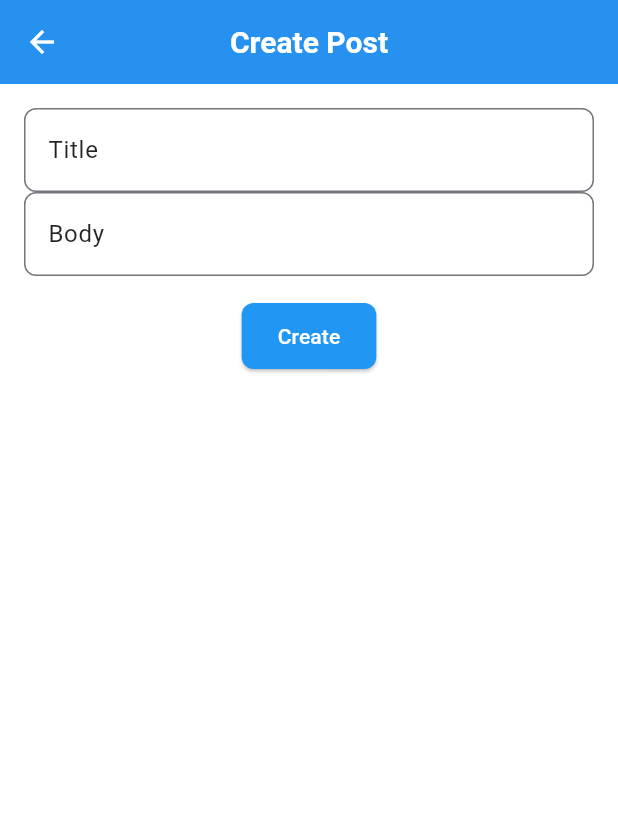
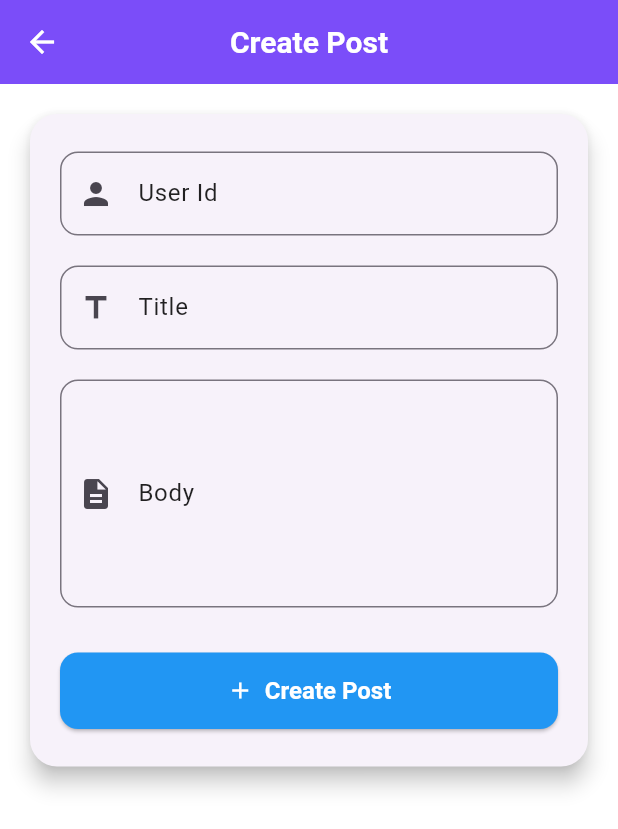
Before and after one commit to ShRudra88/project_test5, a Flutter app: the FormScreen screen opened directly, on a phone screen of 412 x 824 dp. Shown: the top 829 px of the screen. Run offline on Flutter 3.47's test engine with Material 3 defaults, Android fonts, the light colour scheme and no system bars; our stand-ins replace get; network calls fail.

Commit message:
improved home and form screen and added comments

```diff
--- a/lib/app_theme.dart
+++ b/lib/app_theme.dart
@@ -12,7 +12,7 @@ class AppTheme {
 
       // AppBar Theme
       appBarTheme: const AppBarTheme(
-        backgroundColor: Colors.blue,
+        backgroundColor: Colors.deepPurpleAccent,
         foregroundColor: Colors.white,
         elevation: 2,
         centerTitle: true,
--- a/lib/controllers/post_controller.dart
+++ b/lib/controllers/post_controller.dart
@@ -25,7 +25,7 @@ class PostController extends GetxController {
     }
   }
 
-  void addPost(Post post) async {  // function for add post
+  Future<void> addPost(Post post) async {  // function for add post
     try {
       isLoading(true);
       error('');
@@ -38,7 +38,7 @@ class PostController extends GetxController {
     }
   }
 
-  void updatePost(Post post) async {   // function for update post
+  Future<void> updatePost(Post post) async {   // function for update post
     try {
       isLoading(true);
       error('');
--- a/lib/main.dart
+++ b/lib/main.dart
@@ -1,4 +1,5 @@
 import 'package:flutter/material.dart';
+import 'package:get/get_navigation/src/root/get_material_app.dart';
 import 'package:project_test5/app_theme.dart';
 import 'package:project_test5/screens/home_screen.dart';
 
@@ -11,7 +12,7 @@ class MyApp extends StatelessWidget {
 
   @override
   Widget build(BuildContext context) {
-    return MaterialApp(
+    return GetMaterialApp(   // material app for getx
       debugShowCheckedModeBanner: false,
       title: 'Flutter CRUD app',
       theme: AppTheme.lightTheme,  // the common theme
--- a/lib/models/post_model.dart
+++ b/lib/models/post_model.dart
@@ -1,4 +1,4 @@
-class Post {
+class Post {    // model for post
   int? id;
   String title;
   String body;
--- a/lib/screens/form_screen.dart
+++ b/lib/screens/form_screen.dart
@@ -16,11 +16,17 @@ class _FormScreenState extends State<FormScreen> {
   final _formKey = GlobalKey<FormState>();
   late TextEditingController _titleController;
   late TextEditingController _bodyController;
+  late TextEditingController _userIdController;
+  // controllers for form
 
   @override
   void initState() {
     _titleController = TextEditingController(text: widget.post?.title ?? '');
     _bodyController = TextEditingController(text: widget.post?.body ?? '');
+    _userIdController = TextEditingController(text: widget.post?.userId.toString() ?? '');
+
+    //
+
     super.initState();
   }
 
@@ -31,47 +37,101 @@ class _FormScreenState extends State<FormScreen> {
     return Scaffold(
       appBar: AppBar(
         title: Text(widget.post == null ? 'Create Post' : 'Update Post'),
+        centerTitle: true,
       ),
       body: Padding(
         padding: const EdgeInsets.all(16.0),
         child: Obx(() {
-          return Form(
+          return SingleChildScrollView(  // show form
+            child: Form(
               key: _formKey,
+              child: Card(
+                elevation: 6,
+                shape: RoundedRectangleBorder(
+                  borderRadius: BorderRadius.circular(18),
+                ),
+                child: Padding(
+                  padding: const EdgeInsets.symmetric(horizontal: 20, vertical: 25),
                   child: Column(
+                    mainAxisSize: MainAxisSize.min,
                     children: [
                       TextFormField(
+                        controller: _userIdController,
+                        decoration: InputDecoration(
+                          labelText: 'User Id',
+                          hintText: 'Enter your User id',
+                          border: OutlineInputBorder(
+                            borderRadius: BorderRadius.circular(12),
+                          ),
+                          prefixIcon: const Icon(Icons.person),
+                        ),
+                        validator: (value) => value!.trim().isEmpty ? 'User Id is required' : null,
+                      ),
+                      const SizedBox(height: 20),
+                      TextFormField(
                         controller: _titleController,
-                  decoration: const InputDecoration(labelText: 'Title'),
-                  validator: (value) => value!.isEmpty ? 'Title required' : null,
+                        decoration: InputDecoration(
+                          labelText: 'Title',
+                          hintText: 'Enter post title',
+                          border: OutlineInputBorder(
+                            borderRadius: BorderRadius.circular(12),
                           ),
+                          prefixIcon: const Icon(Icons.title),
+                        ),
+                        validator: (value) => value!.trim().isEmpty ? 'Title is required' : null,
+                      ),
+                      const SizedBox(height: 20),
                       TextFormField(
                         controller: _bodyController,
-                  decoration: const InputDecoration(labelText: 'Body'),
-                  validator: (value) => value!.isEmpty ? 'Body required' : null,
+                        decoration: InputDecoration(
+                          labelText: 'Body',
+                          hintText: 'Enter post content',
+                          border: OutlineInputBorder(
+                            borderRadius: BorderRadius.circular(12),
                           ),
-                const SizedBox(height: 16),
-                ElevatedButton(
+                          prefixIcon: const Icon(Icons.description),
+                        ),
+                        maxLines: 5,
+                        validator: (value) => value!.trim().isEmpty ? 'Body is required' : null,
+                      ),
+                      const SizedBox(height: 30),
+                      SizedBox(
+                        width: double.infinity,
+                        child: ElevatedButton.icon(
+                          icon: Icon(widget.post == null ? Icons.add : Icons.update),
+                          label: Text(widget.post == null ? 'Create Post' : 'Update Post'),
                           onPressed: controller.isLoading.value
                               ? null
-                      : () {
+                              : () async {
                             if (_formKey.currentState!.validate()) {
                               final post = Post(
                                 id: widget.post?.id,
-                        title: _titleController.text,
-                        body: _bodyController.text,
-                        userId: 1,
+                                title: _titleController.text.trim(),
+                                body: _bodyController.text.trim(),
+                                userId: int.parse(_userIdController.text.trim()),
+
                               );
                               if (widget.post == null) {
-                        controller.addPost(post);
+                                await controller.addPost(post);
                               } else {
-                        controller.updatePost(post);
+                                await controller.updatePost(post);
                               }
-                      Get.back(); // Go back to home screen
+                              Get.back();
                             }
                           },
-                  child: Text(widget.post == null ? 'Create' : 'Update'),
+                          style: ElevatedButton.styleFrom(
+                            padding: const EdgeInsets.symmetric(vertical: 16),
+                            textStyle: const TextStyle(fontSize: 16, fontWeight: FontWeight.w600),
+                            shape: RoundedRectangleBorder(
+                              borderRadius: BorderRadius.circular(12),
+                            ),
+                          ),
+                        ),
                       ),
                     ],
+                  ),
+                ),
+              ),
             ),
           );
         }),
--- a/lib/services/api_services.dart
+++ b/lib/services/api_services.dart
@@ -4,10 +4,12 @@ import '../models/post_model.dart';
 
 class ApiService {
   static const String baseUrl = 'https://jsonplaceholder.typicode.com/posts';
+  // tested using postman
+  // can see the posts but can't add, update and delete because dummy api
 
-  static Future<List<Post>> fetchPosts() async {
+  static Future<List<Post>> fetchPosts() async {    // function for fetch post
     final response = await http.get(Uri.parse(baseUrl));
-    if (response.statusCode == 200) {
+    if (response.statusCode == 200) { // if successfull
       List data = json.decode(response.body);
       return data.map((e) => Post.fromJson(e)).toList();
     } else {
@@ -15,18 +17,25 @@ class ApiService {
     }
   }
 
-  static Future<Post> createPost(Post post) async {
-    final response = await http.post(Uri.parse(baseUrl),
-        headers: {'Content-Type': 'application/json'},
-        body: json.encode(post.toJson()));
-    if (response.statusCode == 201) {
-      return Post.fromJson(json.decode(response.body));
+  static Future<Post> createPost(Post post) async { // function for add post
+    final response = await http.post(
+      Uri.parse(baseUrl),
+      headers: {'Content-Type': 'application/json'},
+      body: jsonEncode({
+        'title': post.title,
+        'body': post.body,
+        'userId': post.userId,
+      }),
+    );
+
+    if (response.statusCode == 201 || response.statusCode == 200) {  // if successful
+      return Post.fromJson(jsonDecode(response.body));
     } else {
-      throw Exception('Failed to create post');
+      throw Exception('Failed to create post: ${response.statusCode}');
     }
   }
 
-  static Future<Post> updatePost(Post post) async {
+  static Future<Post> updatePost(Post post) async { // function for update post
     final response = await http.put(Uri.parse('$baseUrl/${post.id}'),
         headers: {'Content-Type': 'application/json'},
         body: json.encode(post.toJson()));
@@ -37,7 +46,7 @@ class ApiService {
     }
   }
 
-  static Future<void> deletePost(int id) async {
+  static Future<void> deletePost(int id) async {          // function for delete post
     final response = await http.delete(Uri.parse('$baseUrl/$id'));
     if (response.statusCode != 200) {
       throw Exception('Failed to delete post');
```
Also changed, not shown: lib/screens/home_screen.dart (+53 -21 lines). Lines whose indentation alone changed are shown as unchanged.
